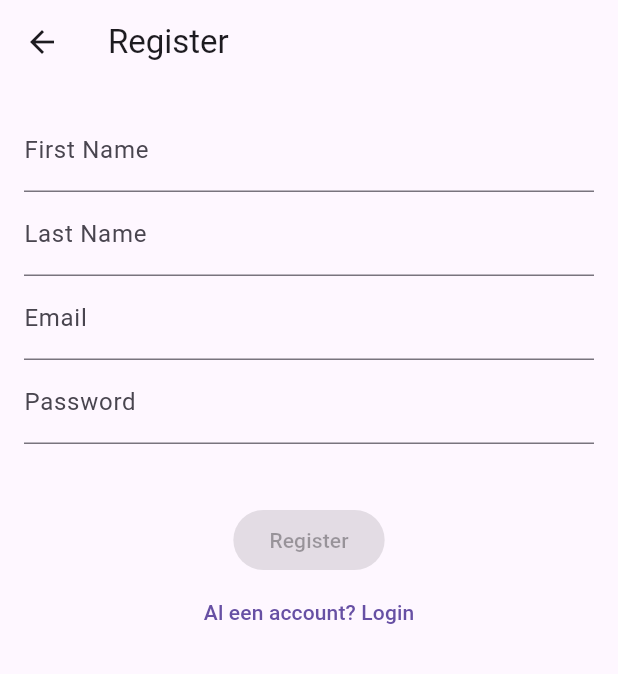
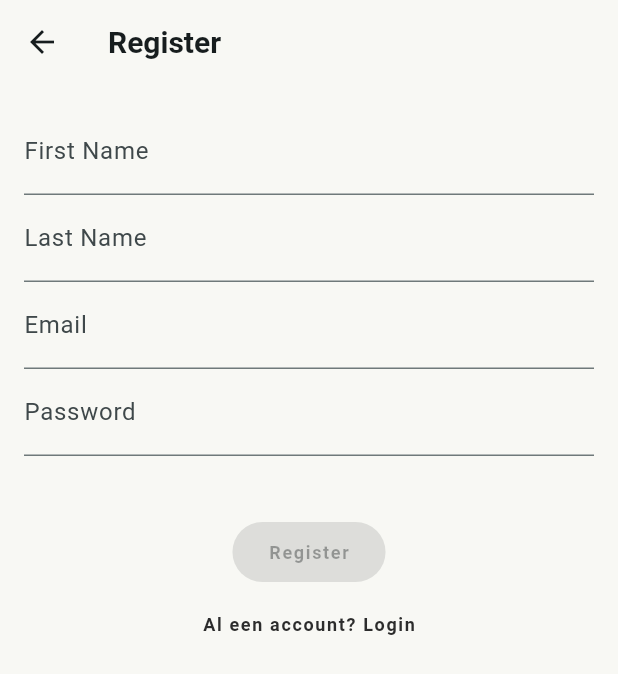
Before and after one commit to nefario19/MandaeanApp, a Flutter app: the screen it shows after launch, after a tap on "Nog geen account? Register", on a phone screen of 412 x 824 dp. Shown: the top 674 px of the screen. Run offline on Flutter 3.47's test engine with Material 3 defaults, Android fonts, the phone set to English and light mode, and no system bars; our stand-ins replace appwrite, freezed_annotation, gap, logger, stacked, stacked_services and 1 more; network calls fail.

Commit message:
🆕Interim commit

```diff
--- a/lib/main.dart
+++ b/lib/main.dart
@@ -3,11 +3,14 @@ import 'package:bushido/app/app.dialogs.dart';
 import 'package:bushido/app/app.locator.dart';
 import 'package:bushido/app/app.router.dart';
 import 'package:bushido/core/widgets/auth_guard.dart';
+import 'package:bushido/ui/common/theme.dart';
 import 'package:flutter/material.dart';
+import 'package:intl/date_symbol_data_local.dart';
 import 'package:stacked_services/stacked_services.dart';
 
-Future<void> main() async {
+void main() async {
   WidgetsFlutterBinding.ensureInitialized();
+  await initializeDateFormatting('nl_NL', null);
   await setupLocator();
   setupDialogUi();
   setupBottomSheetUi();
@@ -28,6 +31,7 @@ class MainApp extends StatelessWidget {
       onGenerateRoute: StackedRouter().onGenerateRoute,
       navigatorKey: StackedService.navigatorKey,
       navigatorObservers: [StackedService.routeObserver],
+      theme: getAppTheme(),
     );
   }
 }
--- a/lib/ui/common/app_colors.dart
+++ b/lib/ui/common/app_colors.dart
@@ -1,9 +1,9 @@
 import 'package:flutter/material.dart';
 
-const Color kcPrimaryColor = Color(0xFF9600FF);
+const Color kcPrimaryColor = Color(0xFF2C2C2C);
 const Color kcPrimaryColorDark = Color(0xFF300151);
 const Color kcDarkGreyColor = Color(0xFF1A1B1E);
 const Color kcMediumGrey = Color(0xFF474A54);
 const Color kcLightGrey = Color.fromARGB(255, 187, 187, 187);
 const Color kcVeryLightGrey = Color(0xFFE3E3E3);
-const Color kcBackgroundColor = kcDarkGreyColor;
+const Color kcBackgroundColor = Color(0xFFF8F8F4);
--- /dev/null
+++ b/lib/ui/common/theme.dart
@@ -0,0 +1,35 @@
+// lib/ui/common/theme.dart
+
+import 'package:flutter/material.dart';
+
+ThemeData getAppTheme() {
+  return ThemeData(
+    useMaterial3: true,
+    colorScheme: ColorScheme.fromSeed(
+      seedColor: const Color(0xFF2C2C2C),
+      primary: const Color(0xFF2C2C2C), // De inktkleur
+      surface: const Color(0xFFF8F8F4), // Het perkament
+      secondary: const Color(0xFFC4A053), // Het goud
+    ),
+    textTheme: const TextTheme(
+      // Voor grote koppen (bijv. paginatitels)
+      headlineLarge: TextStyle(
+          fontSize: 32, fontWeight: FontWeight.bold, letterSpacing: -0.5),
+      headlineMedium: TextStyle(fontSize: 28, fontWeight: FontWeight.w600),
+
+      // Voor de titels op je kaarten
+      titleLarge:
+          TextStyle(fontSize: 20, fontWeight: FontWeight.bold, height: 1.2),
+      titleMedium: TextStyle(fontSize: 16, fontWeight: FontWeight.w600),
+
+      // Voor de eigenlijke leestekst (Intro van je nieuws)
+      bodyLarge: TextStyle(fontSize: 16, height: 1.6, color: Colors.black87),
+      bodyMedium: TextStyle(fontSize: 14, height: 1.5, color: Colors.black54),
+
+      // Voor kleine info (Auteur, Datum, Tags)
+      labelLarge: TextStyle(
+          fontSize: 12, fontWeight: FontWeight.bold, letterSpacing: 1.1),
+      labelSmall: TextStyle(fontSize: 10, color: Colors.grey),
+    ),
+  );
+}
--- a/lib/ui/views/login/login_viewmodel.dart
+++ b/lib/ui/views/login/login_viewmodel.dart
@@ -34,7 +34,7 @@ class LoginViewModel extends BaseViewModel with ListenableServiceMixin {
         password: password.value,
       );
       _authService.currentSession.value = session;
-      _navigationService.replaceWithHomeView();
+      _navigationService.replaceWithNewsView();
     } catch (e) {
       errorMessage.value = e.toString();
     } finally {
--- a/lib/ui/views/startup/startup_viewmodel.dart
+++ b/lib/ui/views/startup/startup_viewmodel.dart
@@ -5,7 +5,6 @@ import 'package:bushido/app/app.router.dart';
 import 'package:bushido/services/auth_service.dart';
 import 'package:bushido/services/channel_registry_service.dart';
 import 'package:bushido/services/realtime_service.dart';
-import 'package:bushido/services/vote_service.dart';
 import 'package:stacked/stacked.dart';
 import 'package:stacked_services/stacked_services.dart';
 
@@ -13,7 +12,6 @@ class StartupViewModel extends BaseViewModel {
   final RealtimeService _realtimeService = locator<RealtimeService>();
   final AuthService _authService = locator<AuthService>();
   final NavigationService _navigationService = locator<NavigationService>();
-  final VoteService _voteService = locator<VoteService>();
   final ChannelRegistryService _channelRegistryService =
       locator<ChannelRegistryService>();
 
```
Also changed, not shown: lib/services/common/environment.dart (+7 -0 lines), lib/ui/common/widgets/icon_label_date.dart (added, +38 -0 lines), lib/ui/common/widgets/icon_label_text.dart (added, +40 -0 lines), lib/ui/views/news/news_view.dart (+120 -11 lines), lib/ui/views/news/news_viewmodel.dart (+7 -0 lines), pubspec.yaml (+8 -0 lines), pubspec.lock, 1 other file.
